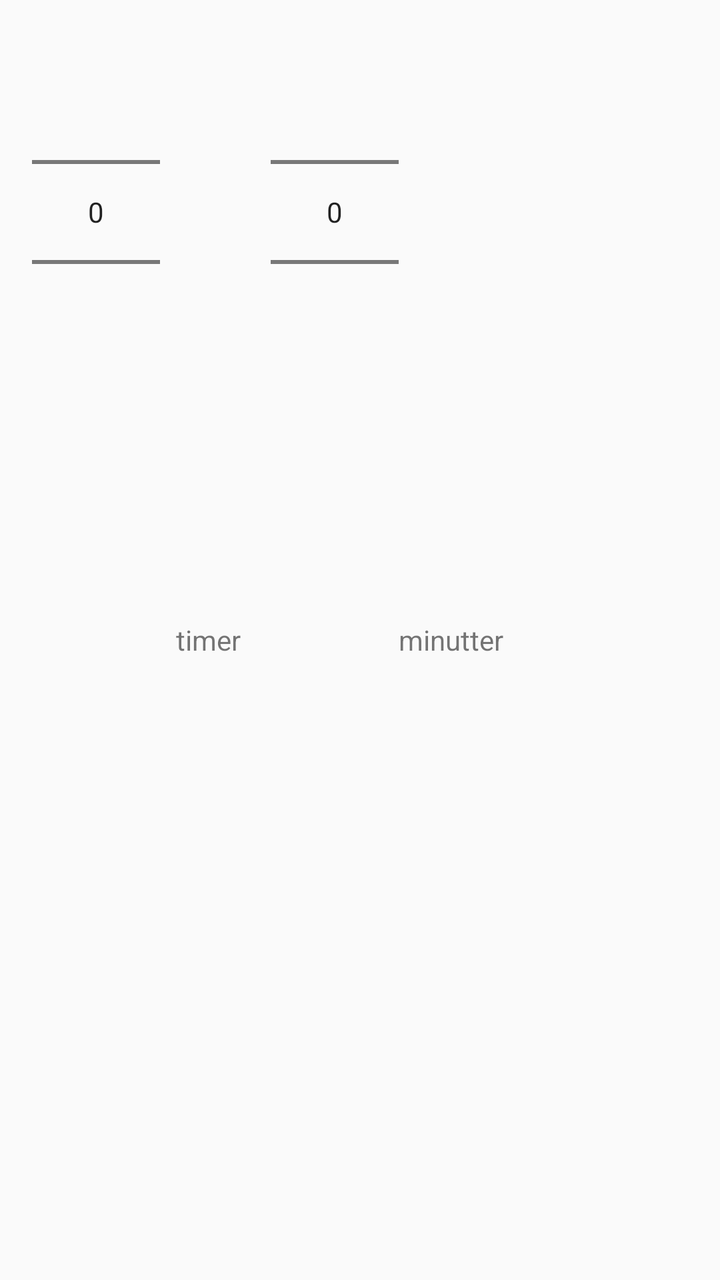
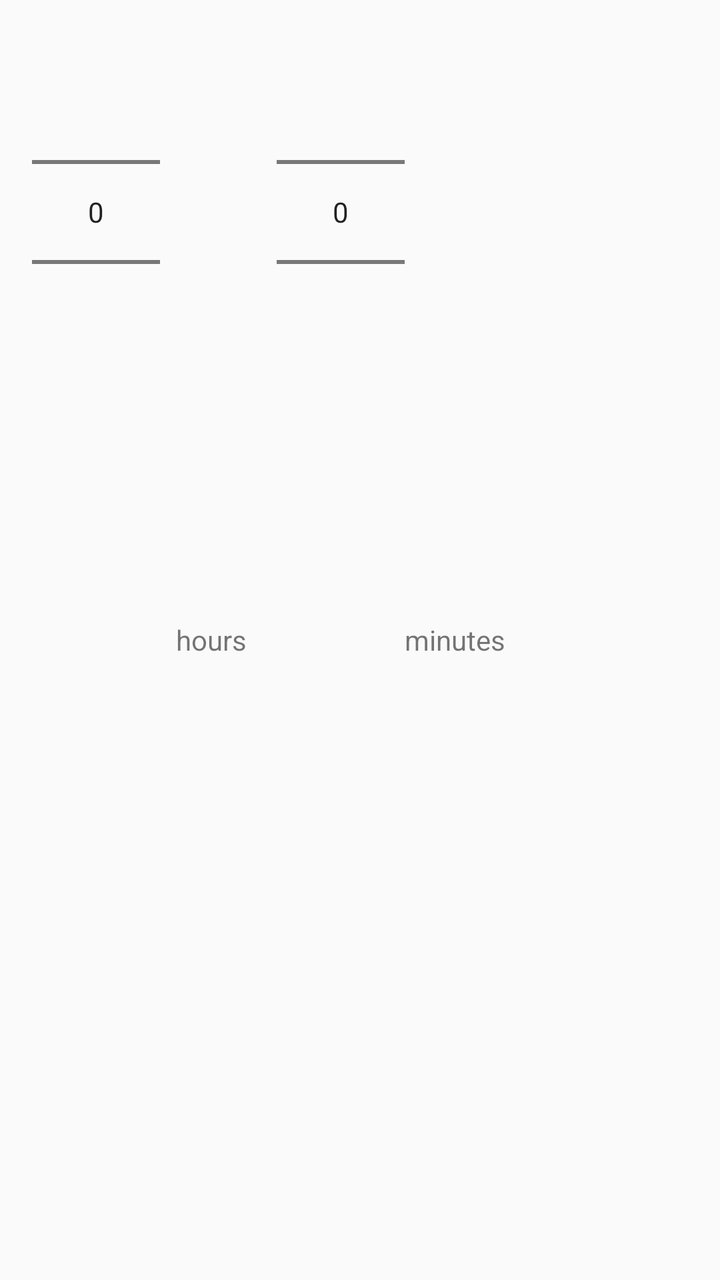

The first picture is an Android layout as it rendered before a commit; the second is the same layout after the commit. The layout source and the unified diff follow.
<!-- AndroidManifest.xml: application theme Theme.Knappen -->
<!-- res/layout/dialog_duration_picker.xml -->
<?xml version="1.0" encoding="utf-8"?>
<LinearLayout xmlns:android="http://schemas.android.com/apk/res/android"
    android:orientation="horizontal"
    android:layout_width="wrap_content"
    android:layout_height="wrap_content"
    android:padding="16dp">

    <NumberPicker
        android:id="@+id/hoursPicker"
        android:layout_width="wrap_content"
        android:layout_height="wrap_content"
        android:layout_marginEnd="8dp"/>

    <TextView
        android:layout_width="wrap_content"
        android:layout_height="wrap_content"
        android:text="timer"
        android:gravity="center"
        android:layout_gravity="center"/>

    <NumberPicker
        android:id="@+id/minutesPicker"
        android:layout_width="wrap_content"
        android:layout_height="wrap_content"
        android:layout_marginStart="15dp"/>

    <TextView
        android:layout_width="wrap_content"
        android:layout_height="wrap_content"
        android:text="minutter"
        android:gravity="center"
        android:layout_gravity="center"/>

</LinearLayout>
<!-- resources referenced by this layout -->
<resources>
  <style name="Theme.Knappen" parent="android:Theme.Material.Light.NoActionBar" />
</resources>

<!-- the commit's change to res/layout/dialog_duration_picker.xml (unified diff, before → after) -->
@@ -14,7 +14,7 @@
     <TextView
         android:layout_width="wrap_content"
         android:layout_height="wrap_content"
-        android:text="timer"
+        android:text="@string/picker_hours"
         android:gravity="center"
         android:layout_gravity="center"/>
 
@@ -27,7 +27,7 @@
     <TextView
         android:layout_width="wrap_content"
         android:layout_height="wrap_content"
-        android:text="minutter"
+        android:text="@string/picker_minutes"
         android:gravity="center"
         android:layout_gravity="center"/>
 
<!-- resource entries referenced after the edit -->
@@ -1,5 +1,7 @@
 <!-- resources referenced by this layout -->
 <resources>
+  <string name="picker_hours">hours</string>
+  <string name="picker_minutes">minutes</string>
   <style name="Theme.Knappen" parent="android:Theme.Material.Light.NoActionBar" />
 </resources>
 
